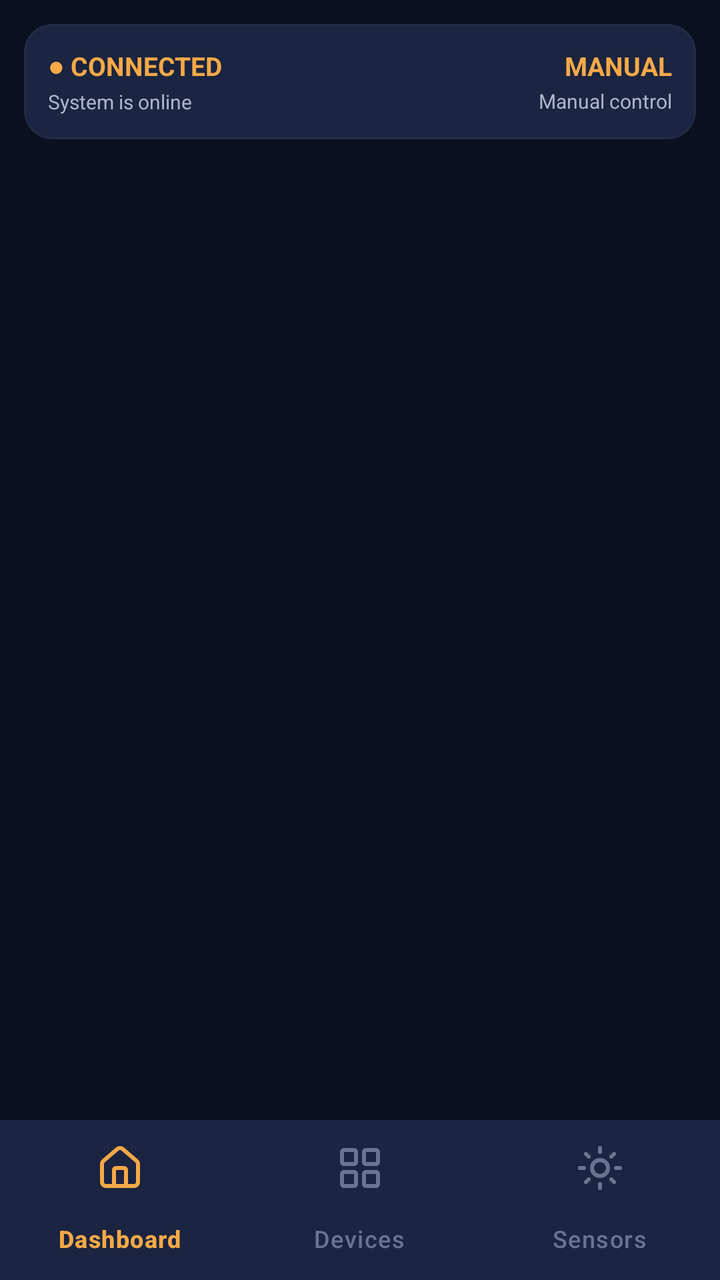
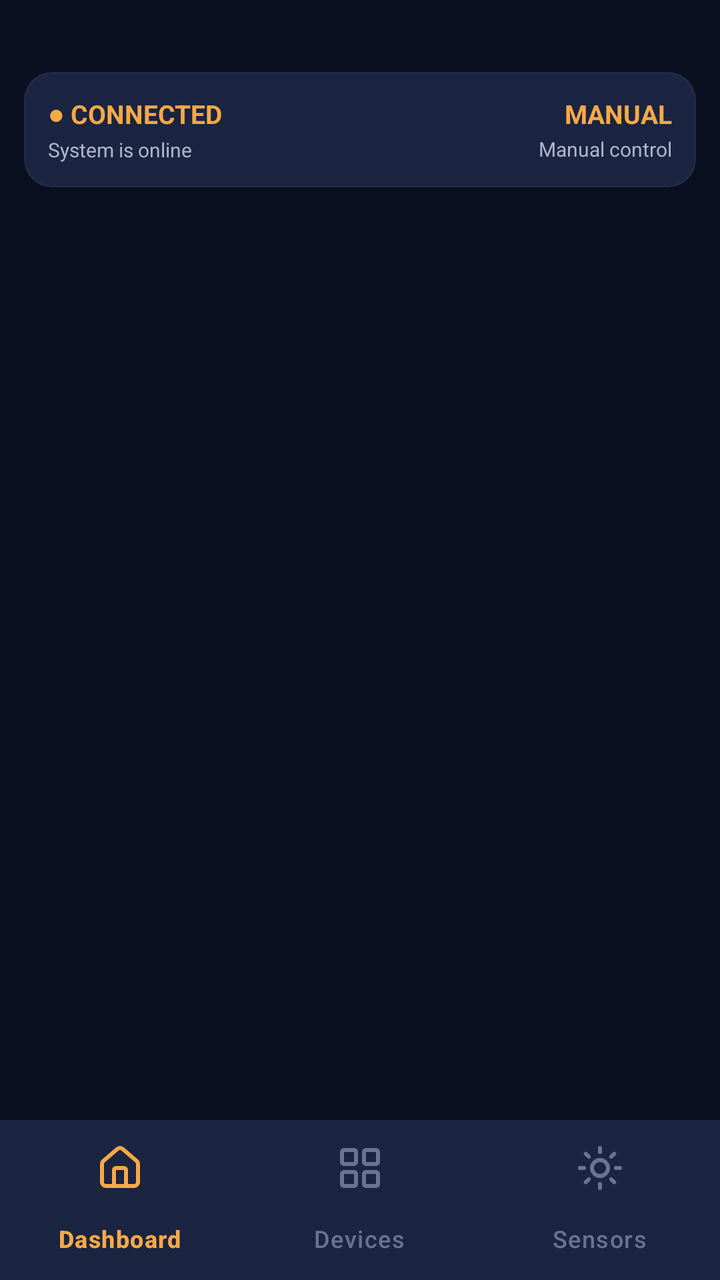

An Android layout rendered at two revisions. The XML below is the earlier revision; the diff shows what the commit changed to produce the second picture.
<!-- AndroidManifest.xml: application theme Theme.LUMEN -->
<!-- res/layout/activity_main.xml -->
<?xml version="1.0" encoding="utf-8"?>
<androidx.constraintlayout.widget.ConstraintLayout
    xmlns:android="http://schemas.android.com/apk/res/android"
    xmlns:app="http://schemas.android.com/apk/res-auto"
    android:layout_width="match_parent"
    android:layout_height="match_parent"
    android:background="@color/night">

    
    <com.google.android.material.card.MaterialCardView
        android:id="@+id/systemStatusBar"
        android:layout_width="0dp"
        android:layout_height="wrap_content"
        android:layout_marginStart="12dp"
        android:layout_marginTop="12dp"
        android:layout_marginEnd="12dp"
        app:cardBackgroundColor="@color/night_3"
        app:cardCornerRadius="14dp"
        app:strokeColor="@color/border"
        app:strokeWidth="1dp"
        app:layout_constraintTop_toTopOf="parent"
        app:layout_constraintStart_toStartOf="parent"
        app:layout_constraintEnd_toEndOf="parent">

        <LinearLayout
            android:layout_width="match_parent"
            android:layout_height="wrap_content"
            android:orientation="horizontal"
            android:gravity="center_vertical"
            android:padding="12dp">

            
            <LinearLayout
                android:layout_width="0dp"
                android:layout_height="wrap_content"
                android:layout_weight="1"
                android:orientation="vertical">

                <TextView
                    android:id="@+id/txtGlobalConnection"
                    android:layout_width="wrap_content"
                    android:layout_height="wrap_content"
                    android:text="@string/connected"
                    android:textColor="@color/amber"
                    android:textSize="13sp"
                    android:textStyle="bold" />

                <TextView
                    android:id="@+id/txtGlobalConnectionDescription"
                    android:layout_width="wrap_content"
                    android:layout_height="wrap_content"
                    android:layout_marginTop="2dp"
                    android:text="System is online"
                    android:textColor="@color/mist"
                    android:textSize="10sp" />

            </LinearLayout>

            
            <LinearLayout
                android:layout_width="wrap_content"
                android:layout_height="wrap_content"
                android:orientation="vertical"
                android:gravity="end">

                <TextView
                    android:id="@+id/txtGlobalMode"
                    android:layout_width="wrap_content"
                    android:layout_height="wrap_content"
                    android:text="@string/mode_manual"
                    android:textColor="@color/amber"
                    android:textSize="13sp"
                    android:textStyle="bold" />

                <TextView
                    android:id="@+id/txtGlobalModeDescription"
                    android:layout_width="wrap_content"
                    android:layout_height="wrap_content"
                    android:layout_marginTop="2dp"
                    android:text="Manual control"
                    android:textColor="@color/mist"
                    android:textSize="10sp" />

            </LinearLayout>

        </LinearLayout>

    </com.google.android.material.card.MaterialCardView>


    
    <androidx.fragment.app.FragmentContainerView
        android:id="@+id/fragmentContainer"
        android:layout_width="0dp"
        android:layout_height="0dp"
        app:layout_constraintTop_toBottomOf="@id/systemStatusBar"
        app:layout_constraintBottom_toTopOf="@id/bottomNavigation"
        app:layout_constraintStart_toStartOf="parent"
        app:layout_constraintEnd_toEndOf="parent" />


    
    <com.google.android.material.bottomnavigation.BottomNavigationView
        android:id="@+id/bottomNavigation"
        android:layout_width="0dp"
        android:layout_height="wrap_content"
        android:background="@color/night_3"
        app:itemIconTint="@color/bottom_nav_color"
        app:itemTextColor="@color/bottom_nav_color"
        app:menu="@menu/bottom_nav_menu"
        app:layout_constraintBottom_toBottomOf="parent"
        app:layout_constraintStart_toStartOf="parent"
        app:layout_constraintEnd_toEndOf="parent" />

</androidx.constraintlayout.widget.ConstraintLayout>
<!-- resources referenced by this layout -->
<resources>
  <color name="amber">#F5A947</color>
  <color name="border">#222B45</color>
  <color name="mist">#AEB6CC</color>
  <color name="night">#0B1020</color>
  <color name="night_3">#1B2440</color>
  <string name="connected">● CONNECTED</string>
  <string name="mode_manual">MANUAL</string>
  <style name="Theme.LUMEN" parent="Base.Theme.LUMEN" />
  <style name="Base.Theme.LUMEN" parent="Theme.Material3.DayNight.NoActionBar">
          
          
      </style>
</resources>

<!-- the commit's change to res/layout/activity_main.xml (unified diff, before → after) -->
@@ -12,21 +12,21 @@
         android:layout_width="0dp"
         android:layout_height="wrap_content"
         android:layout_marginStart="12dp"
-        android:layout_marginTop="12dp"
+        android:layout_marginTop="36dp"
         android:layout_marginEnd="12dp"
         app:cardBackgroundColor="@color/night_3"
         app:cardCornerRadius="14dp"
+        app:layout_constraintEnd_toEndOf="parent"
+        app:layout_constraintStart_toStartOf="parent"
+        app:layout_constraintTop_toTopOf="parent"
         app:strokeColor="@color/border"
-        app:strokeWidth="1dp"
-        app:layout_constraintTop_toTopOf="parent"
-        app:layout_constraintStart_toStartOf="parent"
-        app:layout_constraintEnd_toEndOf="parent">
+        app:strokeWidth="1dp">
 
         <LinearLayout
             android:layout_width="match_parent"
             android:layout_height="wrap_content"
+            android:gravity="center_vertical"
             android:orientation="horizontal"
-            android:gravity="center_vertical"
             android:padding="12dp">
 
             
@@ -60,8 +60,8 @@
             <LinearLayout
                 android:layout_width="wrap_content"
                 android:layout_height="wrap_content"
-                android:orientation="vertical"
-                android:gravity="end">
+                android:gravity="end"
+                android:orientation="vertical">
 
                 <TextView
                     android:id="@+id/txtGlobalMode"
